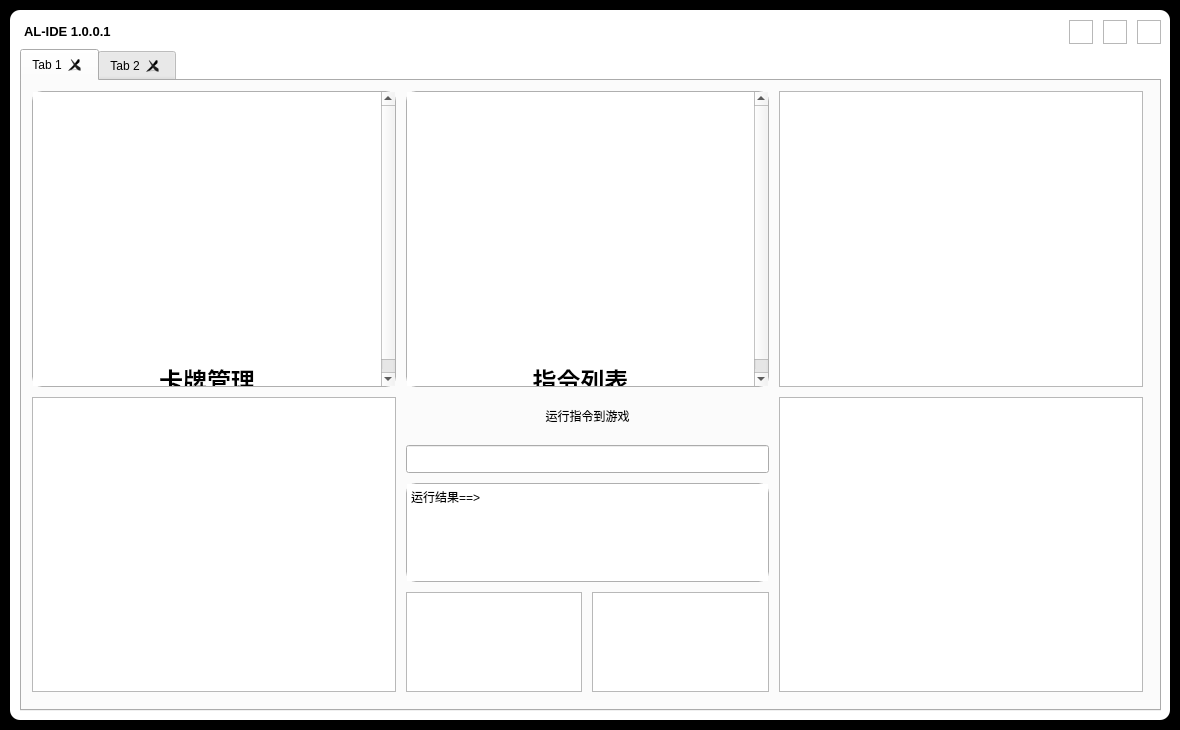
NWYLZW/A-Language-IDE, file visualizationSrc/qtUI/mainInterFace.ui: the form before one commit.
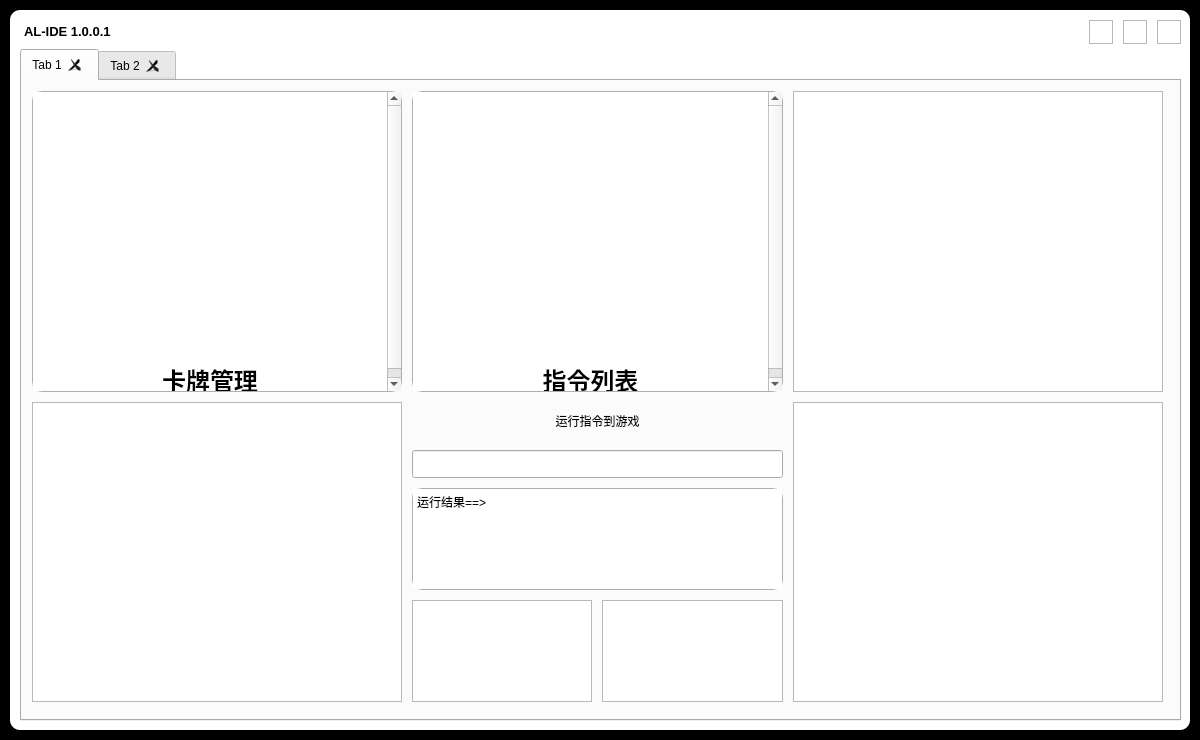
The form after the commit. Icons and pictures are not drawn.

```diff
--- a/visualizationSrc/qtUI/mainInterFace.ui
+++ b/visualizationSrc/qtUI/mainInterFace.ui
@@ -6,8 +6,8 @@
    <rect>
     <x>0</x>
     <y>0</y>
-    <width>1180</width>
-    <height>730</height>
+    <width>1200</width>
+    <height>740</height>
    </rect>
   </property>
   <property name="minimumSize">
@@ -18,8 +18,8 @@
   </property>
   <property name="maximumSize">
    <size>
-    <width>1180</width>
-    <height>730</height>
+    <width>1200</width>
+    <height>740</height>
    </size>
   </property>
   <property name="font">
@@ -64,8 +64,8 @@
      <rect>
       <x>10</x>
       <y>10</y>
-      <width>1161</width>
-      <height>711</height>
+      <width>1181</width>
+      <height>721</height>
      </rect>
     </property>
     <layout class="QVBoxLayout" name="Interface" stretch="1,20">
@@ -237,8 +237,8 @@
           <rect>
            <x>0</x>
            <y>0</y>
-           <width>1131</width>
-           <height>621</height>
+           <width>1151</width>
+           <height>631</height>
           </rect>
          </property>
          <layout class="QGridLayout" name="gridLayout" rowstretch="1,1" columnstretch="1,1,1" rowminimumheight="1,1" columnminimumwidth="1,1,1">
```
Left out of the diff: 18 changed lines with no effect on the pictures.
